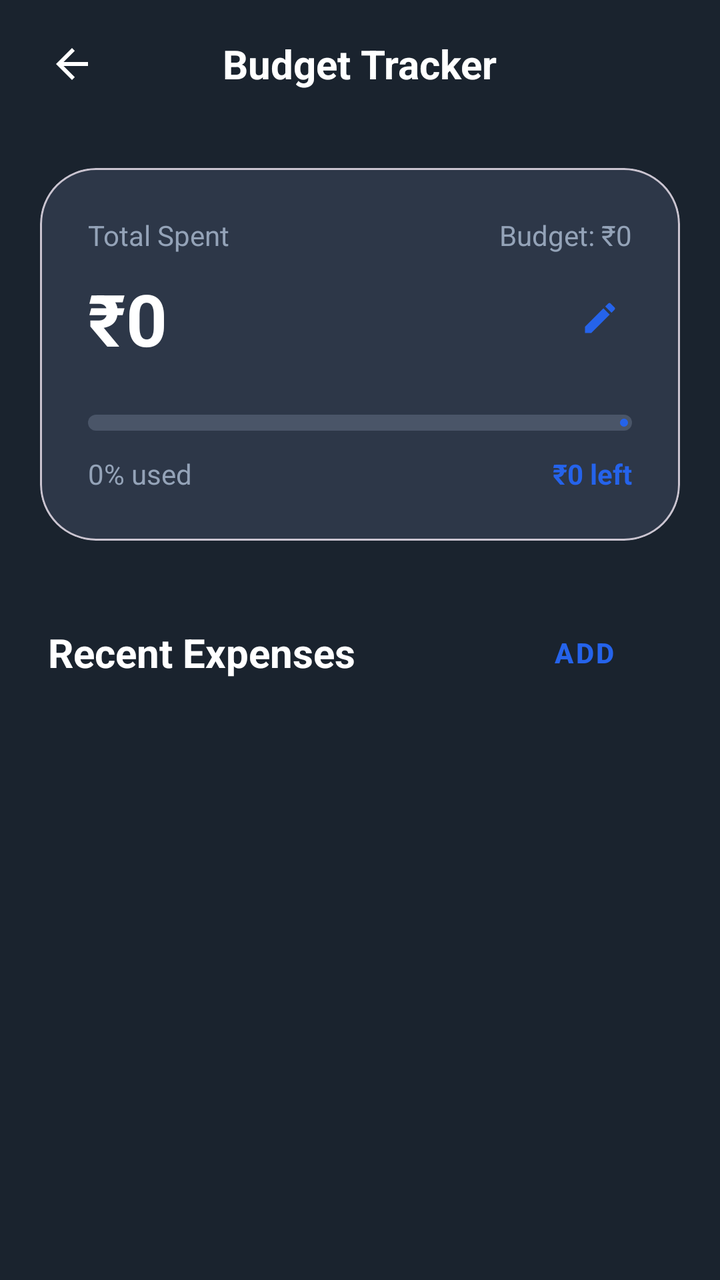
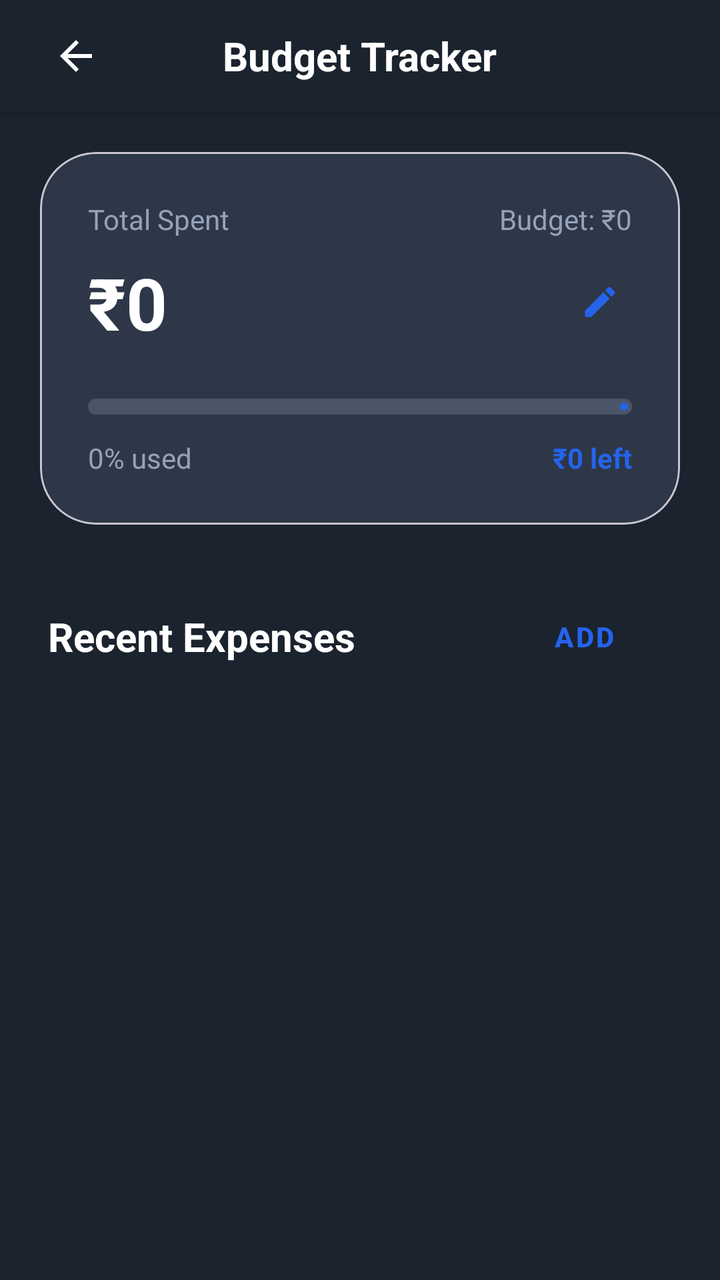

Two renders of the same Android screen: before a commit and after it. Below are the layout's source before the change and the commit's diff.
<!-- AndroidManifest.xml: activity theme Theme.TravelBuddy -->
<!-- res/layout/activity_budget_tracker.xml -->
<?xml version="1.0" encoding="utf-8"?>
<androidx.constraintlayout.widget.ConstraintLayout xmlns:android="http://schemas.android.com/apk/res/android"
    xmlns:app="http://schemas.android.com/apk/res-auto"
    xmlns:tools="http://schemas.android.com/tools"
    android:layout_width="match_parent"
    android:layout_height="match_parent"
    android:background="@color/onboarding_bg"
    tools:context=".BudgetTrackerActivity">

    
    <RelativeLayout
        android:id="@+id/rlHeader"
        android:layout_width="match_parent"
        android:layout_height="?attr/actionBarSize"
        android:paddingHorizontal="16dp"
        app:layout_constraintTop_toTopOf="parent">

        <ImageView
            android:id="@+id/ivBack"
            android:layout_width="40dp"
            android:layout_height="40dp"
            android:layout_centerVertical="true"
            android:padding="8dp"
            android:src="@drawable/abc_ic_ab_back_material"
            app:tint="@color/white" />

        <TextView
            android:layout_width="wrap_content"
            android:layout_height="wrap_content"
            android:layout_centerInParent="true"
            android:text="Budget Tracker"
            android:textColor="@color/white"
            android:textSize="20sp"
            android:textStyle="bold" />
    </RelativeLayout>

    <androidx.core.widget.NestedScrollView
        android:layout_width="match_parent"
        android:layout_height="0dp"
        app:layout_constraintBottom_toBottomOf="parent"
        app:layout_constraintTop_toBottomOf="@id/rlHeader">

        <LinearLayout
            android:layout_width="match_parent"
            android:layout_height="wrap_content"
            android:orientation="vertical"
            android:paddingBottom="100dp">

            
            <com.google.android.material.card.MaterialCardView
                android:layout_width="match_parent"
                android:layout_height="wrap_content"
                android:layout_margin="20dp"
                app:cardBackgroundColor="#2D3748"
                app:cardCornerRadius="28dp"
                app:cardElevation="0dp">

                <LinearLayout
                    android:layout_width="match_parent"
                    android:layout_height="wrap_content"
                    android:orientation="vertical"
                    android:padding="24dp">

                    <RelativeLayout
                        android:layout_width="match_parent"
                        android:layout_height="wrap_content">

                        <TextView
                            android:layout_width="wrap_content"
                            android:layout_height="wrap_content"
                            android:text="Total Spent"
                            android:textColor="#94A3B8"
                            android:textSize="14sp" />

                        <TextView
                            android:id="@+id/tvTotalBudgetLabel"
                            android:layout_width="wrap_content"
                            android:layout_height="wrap_content"
                            android:layout_alignParentEnd="true"
                            android:text="Budget: ₹0"
                            android:textColor="#94A3B8"
                            android:textSize="14sp" />
                    </RelativeLayout>

                    <RelativeLayout
                        android:layout_width="match_parent"
                        android:layout_height="wrap_content"
                        android:layout_marginTop="8dp">

                        <TextView
                            android:id="@+id/tvTotalSpent"
                            android:layout_width="wrap_content"
                            android:layout_height="wrap_content"
                            android:text="₹0"
                            android:textColor="@color/white"
                            android:textSize="36sp"
                            android:textStyle="bold" />

                        <ImageView
                            android:id="@+id/ivEditBudget"
                            android:layout_width="32dp"
                            android:layout_height="32dp"
                            android:layout_alignParentEnd="true"
                            android:layout_centerVertical="true"
                            android:padding="6dp"
                            android:src="@drawable/ic_edit"
                            app:tint="@color/onboarding_blue" />
                    </RelativeLayout>

                    <com.google.android.material.progressindicator.LinearProgressIndicator
                        android:id="@+id/pbBudget"
                        android:layout_width="match_parent"
                        android:layout_height="wrap_content"
                        android:layout_marginTop="24dp"
                        app:indicatorColor="@color/onboarding_blue"
                        app:trackColor="#4A5568"
                        app:trackCornerRadius="4dp"
                        app:trackThickness="8dp"
                        android:progress="0"
                        android:max="100" />

                    <RelativeLayout
                        android:layout_width="match_parent"
                        android:layout_height="wrap_content"
                        android:layout_marginTop="12dp">

                        <TextView
                            android:id="@+id/tvPercentUsed"
                            android:layout_width="wrap_content"
                            android:layout_height="wrap_content"
                            android:text="0% used"
                            android:textColor="#94A3B8"
                            android:textSize="14sp" />

                        <TextView
                            android:id="@+id/tvRemainingBalance"
                            android:layout_width="wrap_content"
                            android:layout_height="wrap_content"
                            android:layout_alignParentEnd="true"
                            android:text="₹0 left"
                            android:textColor="@color/onboarding_blue"
                            android:textSize="14sp"
                            android:textStyle="bold" />
                    </RelativeLayout>
                </LinearLayout>
            </com.google.android.material.card.MaterialCardView>

            
            <RelativeLayout
                android:layout_width="match_parent"
                android:layout_height="wrap_content"
                android:layout_marginHorizontal="24dp"
                android:layout_marginTop="12dp">

                <TextView
                    android:layout_width="wrap_content"
                    android:layout_height="wrap_content"
                    android:layout_centerVertical="true"
                    android:text="Recent Expenses"
                    android:textColor="@color/white"
                    android:textSize="20sp"
                    android:textStyle="bold" />

                <com.google.android.material.button.MaterialButton
                    android:id="@+id/btnAddExpense"
                    style="@style/Widget.MaterialComponents.Button.TextButton"
                    android:layout_width="wrap_content"
                    android:layout_height="wrap_content"
                    android:layout_alignParentEnd="true"
                    android:text="Add"
                    android:textColor="@color/onboarding_blue"
                    android:textStyle="bold" />
            </RelativeLayout>

            <androidx.recyclerview.widget.RecyclerView
                android:id="@+id/rvExpenses"
                android:layout_width="match_parent"
                android:layout_height="wrap_content"
                android:layout_marginTop="8dp"
                android:paddingHorizontal="12dp"
                android:nestedScrollingEnabled="false" />

        </LinearLayout>
    </androidx.core.widget.NestedScrollView>

</androidx.constraintlayout.widget.ConstraintLayout>
<!-- resources referenced by this layout -->
<resources>
  <color name="onboarding_bg">#1A232E</color>
  <color name="onboarding_blue">#2563EB</color>
  <color name="white">#FFFFFFFF</color>
  <!-- drawable ic_edit (drawable) -->
  <vector xmlns:android="http://schemas.android.com/apk/res/android"
      android:width="24dp"
      android:height="24dp"
      android:viewportWidth="24"
      android:viewportHeight="24">
      <path
          android:fillColor="#000000"
          android:pathData="M3,17.25V21h3.75L17.81,9.94l-3.75,-3.75L3,17.25zM20.71,7.04c0.39,-0.39 0.39,-1.02 0,-1.41l-2.34,-2.34c-0.39,-0.39 -1.02,-0.39 -1.41,0l-1.83,1.83 3.75,3.75 1.83,-1.83z" />
  </vector>
  <style name="Theme.TravelBuddy" parent="Base.Theme.TravelBuddy" />
  <style name="Base.Theme.TravelBuddy" parent="Theme.Material3.DayNight.NoActionBar">
          
          
      </style>
</resources>

<!-- the commit's change to res/layout/activity_budget_tracker.xml (unified diff, before → after) -->
@@ -8,31 +8,43 @@
     tools:context=".BudgetTrackerActivity">
 
     
-    <RelativeLayout
+    <LinearLayout
         android:id="@+id/rlHeader"
         android:layout_width="match_parent"
-        android:layout_height="?attr/actionBarSize"
-        android:paddingHorizontal="16dp"
+        android:layout_height="wrap_content"
+        android:orientation="vertical"
+        android:background="@color/onboarding_bg"
+        android:elevation="4dp"
         app:layout_constraintTop_toTopOf="parent">
 
-        <ImageView
-            android:id="@+id/ivBack"
-            android:layout_width="40dp"
-            android:layout_height="40dp"
-            android:layout_centerVertical="true"
-            android:padding="8dp"
-            android:src="@drawable/abc_ic_ab_back_material"
-            app:tint="@color/white" />
+        <RelativeLayout
+            android:layout_width="match_parent"
+            android:layout_height="56dp"
+            android:paddingHorizontal="16dp">
 
-        <TextView
-            android:layout_width="wrap_content"
-            android:layout_height="wrap_content"
-            android:layout_centerInParent="true"
-            android:text="Budget Tracker"
-            android:textColor="@color/white"
-            android:textSize="20sp"
-            android:textStyle="bold" />
-    </RelativeLayout>
+            <ImageView
+                android:id="@+id/ivBack"
+                android:layout_width="44dp"
+                android:layout_height="44dp"
+                android:layout_centerVertical="true"
+                android:background="?attr/selectableItemBackgroundBorderless"
+                android:clickable="true"
+                android:focusable="true"
+                android:contentDescription="Back"
+                android:padding="10dp"
+                android:src="@drawable/ic_back"
+                app:tint="@color/white" />
+
+            <TextView
+                android:layout_width="wrap_content"
+                android:layout_height="wrap_content"
+                android:layout_centerInParent="true"
+                android:text="Budget Tracker"
+                android:textColor="@color/white"
+                android:textSize="20sp"
+                android:textStyle="bold" />
+        </RelativeLayout>
+    </LinearLayout>
 
     <androidx.core.widget.NestedScrollView
         android:layout_width="match_parent"
<!-- resource entries referenced after the edit -->
@@ -3,6 +3,16 @@
   <color name="onboarding_bg">#1A232E</color>
   <color name="onboarding_blue">#2563EB</color>
   <color name="white">#FFFFFFFF</color>
+  <!-- drawable ic_back (drawable) -->
+  <vector xmlns:android="http://schemas.android.com/apk/res/android"
+      android:width="24dp"
+      android:height="24dp"
+      android:viewportWidth="24"
+      android:viewportHeight="24">
+    <path
+        android:fillColor="#FFFFFF"
+        android:pathData="M20,11H7.83l5.59,-5.59L12,4l-8,8 8,8 1.41,-1.41L7.83,13H20v-2z"/>
+  </vector>
   <!-- drawable ic_edit (drawable) -->
   <vector xmlns:android="http://schemas.android.com/apk/res/android"
       android:width="24dp"
